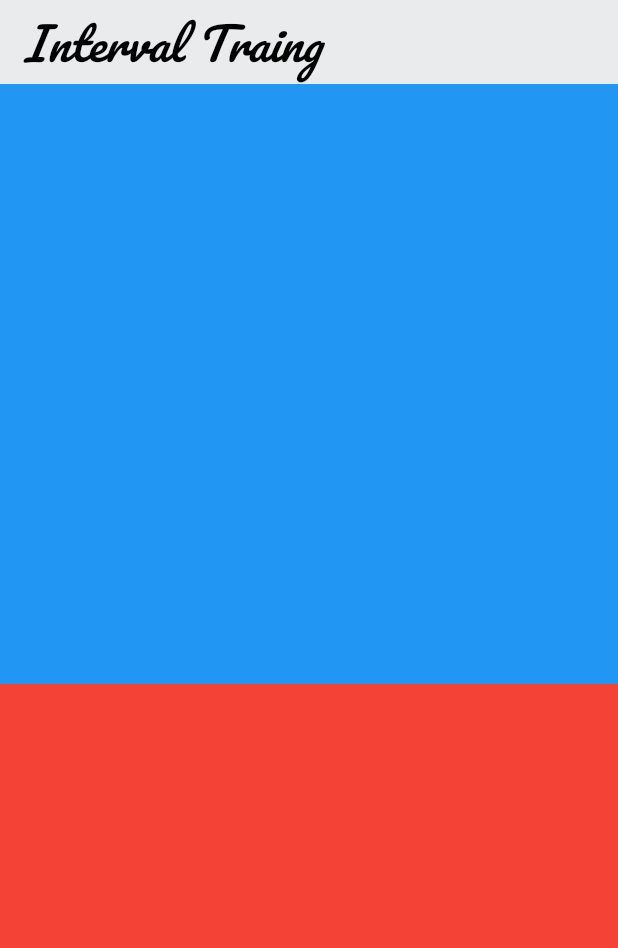
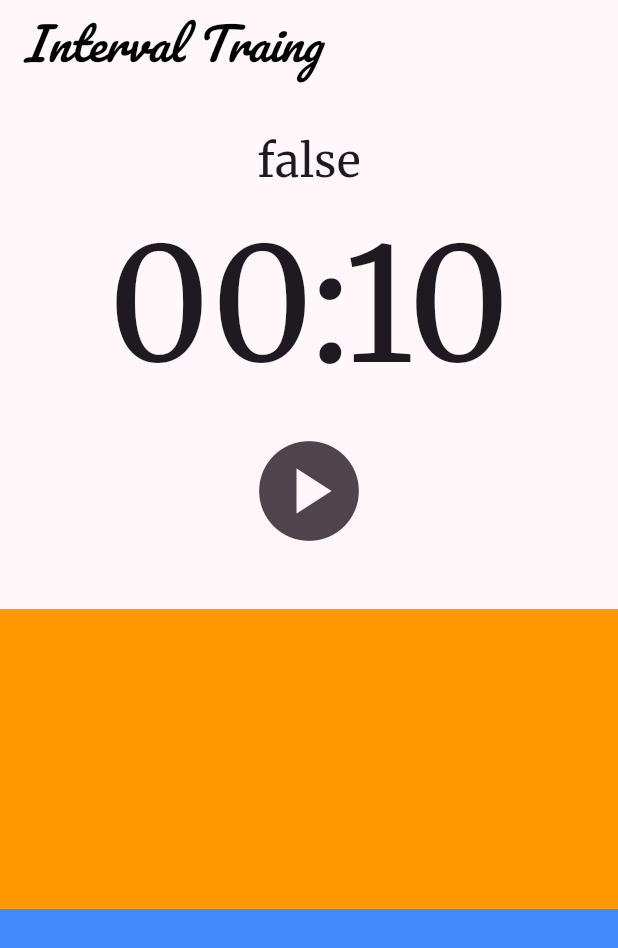
Before and after one commit to FeelOneE/intervalAppFlutter, a Flutter app: the screen it shows after launch, on a phone screen of 412 x 824 dp. Shown: the top 948 px of the screen. Run offline on Flutter 3.47's test engine with Material 2 defaults, Android fonts, the phone set to English and light mode, and no system bars; our stand-ins replace google_fonts.

Commit message:
feat : 타이머 구현 완료

```diff
--- a/interval/lib/main.dart
+++ b/interval/lib/main.dart
@@ -1,5 +1,6 @@
 import 'package:flutter/material.dart';
 import 'package:google_fonts/google_fonts.dart';
+import 'dart:async';
 
 
 void main(){
@@ -14,32 +15,54 @@
 }
 
 class _AppState extends State<App> {
+
+  var min = 0;
+  var sec = 10;
+  bool runState = false;
+  void startRun(){
+    setState(() {
+      if(runState){
+        runState = false;
+      }else{
+        runState = true;
+      }
+    });
+
+    const duration = Duration(seconds: 1);
+    Timer? timer;
+    timer = Timer.periodic(duration, (Timer t) {
+        setState(() {
+          if (!runState) {
+            timer?.cancel();
+          }else if(min > 0 || sec > 0) {
+            if (sec == 0) {
+              sec = 60;
+              min = min - 1;
+            }
+            sec = sec - 1;
+          }else{
+            timer?.cancel();
+          }
+        });
+      });
+
+  }
+
   @override
   Widget build(BuildContext context) {
     return MaterialApp(
       theme: ThemeData(
         useMaterial3: true,
-
-        // Define the default brightness and colors.
         colorScheme: ColorScheme.fromSeed(
+          background: Color(0xFFE9EBEC),
           seedColor: Colors.purple,
-          // TRY THIS: Change to "Brightness.light"
-          //           and see that all colors change
-          //           to better contrast a light background.
-          brightness: Brightness.dark,
+          //brightness: Brightness.light,
         ),
-
-        // Define the default `TextTheme`. Use this to specify the default
-        // text styling for headlines, titles, bodies of text, and more.
         textTheme: TextTheme(
           displayLarge: const TextStyle(
             fontSize: 72,
             fontWeight: FontWeight.bold,
           ),
-          // TRY THIS: Change one of the GoogleFonts
-          //           to "lato", "poppins", or "lora".
-          //           The title uses "titleLarge"
-          //           and the middle text uses "bodyMedium".
           titleLarge: GoogleFonts.pacifico(
             fontSize: 30,
             fontStyle: FontStyle.italic,
@@ -54,22 +77,47 @@
           style: TextStyle(
               color: Colors.black
           ),),
-          backgroundColor: Color(0xFFE9EBEC),
+          //backgroundColor: Color(0xFFE9EBEC),
         ),
         body: Column(
           children: [
             Container(
-                child:
-                Container(
-                  height: 400,
-                  color: Colors.blue,
-                ),
+                height: 550,
+                child: Column(
+                  children: [
+                    Container(
+                      height: 350,
+                      //color: Colors.redAccent,
+                      child: Padding(
+                        padding: EdgeInsets.all(30),
+                        child: Center(
+                          child: Column(
+                            children: [
+                              Text("${runState}", style: TextStyle(fontSize: 30),),
+                              Text("${min.toString().padLeft(2, '0')}:${sec.toString().padLeft(2, '0')}",
+                              style: TextStyle(
+                                fontSize: 105
+                              ),),
+                              IconButton(
+                                  onPressed: startRun,
+                                  icon: Icon(Icons.play_circle),
+                                  iconSize: 80,
+                              )
+                            ],
+                          ),
+                        ),
+                      ),
+                    ),
+                    Container(
+                      height: 200,
+                      color: Colors.orange,
+                    )
+                  ],
+                )
             ),
             Expanded(
-              child:
-              Container(
-                height: 100,
-                color: Colors.red,
+                child: Container(
+                  color: Colors.blueAccent
               )
             )
           ],
```
Also changed, not shown: 1 other file.
